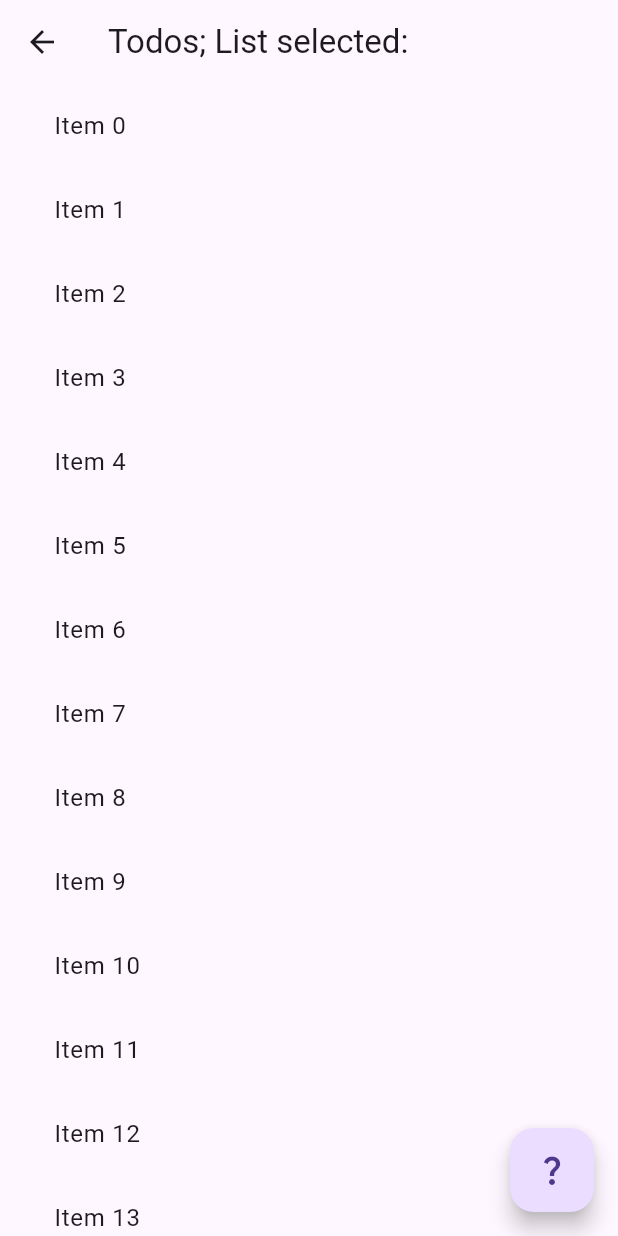
After one commit to SergeyBurish/todoTable, a Flutter app: the TodosPage screen opened directly, on a phone screen of 412 x 824 dp. The commit adds this screen. Run offline on Flutter 3.47's test engine with Material 3 defaults, Android fonts, the phone set to English and light mode, and no system bars; our stand-ins replace dio, flutter_mobx, mobx; generated files the repository leaves out were written again; network calls fail.

Commit message:
TodosPage added, minor renamins

```diff
--- a/lib/businessLogic/state/app_state.dart
+++ b/lib/businessLogic/state/app_state.dart
@@ -7,7 +7,8 @@ part 'app_state.g.dart';
 
 enum AppPage{
     login,
-    todoList,
+    todoLists,
+    todos,
 }
 
 // This is the class used by rest of your codebase
@@ -34,6 +35,9 @@ abstract class _AppState with Store {
   @observable
   List<TodoList> todoLists = [];
 
+  @observable
+  String currentList = '';
+
   @action
   Future<void> login(String name, String password) async {
     isLoading = true;
@@ -42,16 +46,22 @@ abstract class _AppState with Store {
     if (users.isNotEmpty) {
       userName = users.first.name;
     }
-    currentPage = users.isEmpty ? AppPage.login : AppPage.todoList;
+    currentPage = users.isEmpty ? AppPage.login : AppPage.todoLists;
     logInFail = users.isEmpty;
 
     isLoading = false;
   }
 
   @action
-  Future<void> getLists(String owner) async {
+  Future<void> getLists() async {
     isLoading = true;
-    todoLists = await _repository.getTodoLists(owner: owner);
+    todoLists = await _repository.getTodoLists(owner: userName);
     isLoading = false;
   }
+
+  @action
+  getTodos(String listName) {
+    currentList = listName;
+    currentPage = AppPage.todos;
+  }
 }
--- a/lib/internal/application.dart
+++ b/lib/internal/application.dart
@@ -4,7 +4,8 @@ import 'package:todo_table/businessLogic/state/app_state.dart';
 import 'package:todo_table/internal/dependencies/state_module.dart';
 import 'package:todo_table/l10n/l10n.dart';
 import 'package:todo_table/presentation/login_page.dart';
-import 'package:todo_table/presentation/todo_list_page.dart';
+import 'package:todo_table/presentation/todo_lists_page.dart';
+import 'package:todo_table/presentation/todos_page.dart';
 
 final appState = StateModule.appState();
 
@@ -26,7 +27,8 @@ class Application extends StatelessWidget {
       home: Observer(
         builder: (_) => switch (appState.currentPage) {
           AppPage.login => const LoginPage(),
-          AppPage.todoList => const TodoListPage(),
+          AppPage.todoLists => const TodoListsPage(),
+          AppPage.todos => const TodosPage(),
         },
       ),
     );
--- /dev/null
+++ b/lib/presentation/todos_page.dart
@@ -0,0 +1,52 @@
+import 'package:flutter/material.dart';
+import 'package:flutter_mobx/flutter_mobx.dart';
+import 'package:todo_table/internal/dependencies/state_module.dart';
+
+final appState = StateModule.appState();
+
+class TodosPage extends StatefulWidget {
+  const TodosPage({super.key});
+  @override
+  createState() => _TodosPageState();
+}
+
+class _TodosPageState extends State<TodosPage>{
+
+  @override
+  void initState() {
+    print('TodosPage init');
+    super.initState();
+  }
+
+  @override
+  Widget build(BuildContext context) {
+    return Scaffold(
+      appBar: AppBar(
+        title: Observer(builder: (_) {
+              return Text('Todos; List selected: ${appState.currentList}');
+            }),
+      ),
+      body: Center(
+        child: Observer(builder: (_) {
+          return Padding(
+            padding: const EdgeInsets.symmetric(horizontal: 20),
+            child: ListView.builder(
+              itemCount: 100,
+              itemBuilder: (BuildContext context, int index) {
+                return ListTile(
+                  title: Text('Item $index'),
+                  onTap: () => print('tap on Todo $index'),
+                );
+              },
+            ),
+          );
+        })
+      ),
+      floatingActionButton: FloatingActionButton(
+        onPressed: () => print('Test'),
+        tooltip: 'Test',
+        child: Icon(Icons.question_mark),
+      ),
+    );
+  }
+}
```
Also changed, not shown: lib/presentation/todo_lists_page.dart (renamed from lib/presentation/todo_list_page.dart, +16 -4 lines), lib/businessLogic/state/app_state.g.dart.
